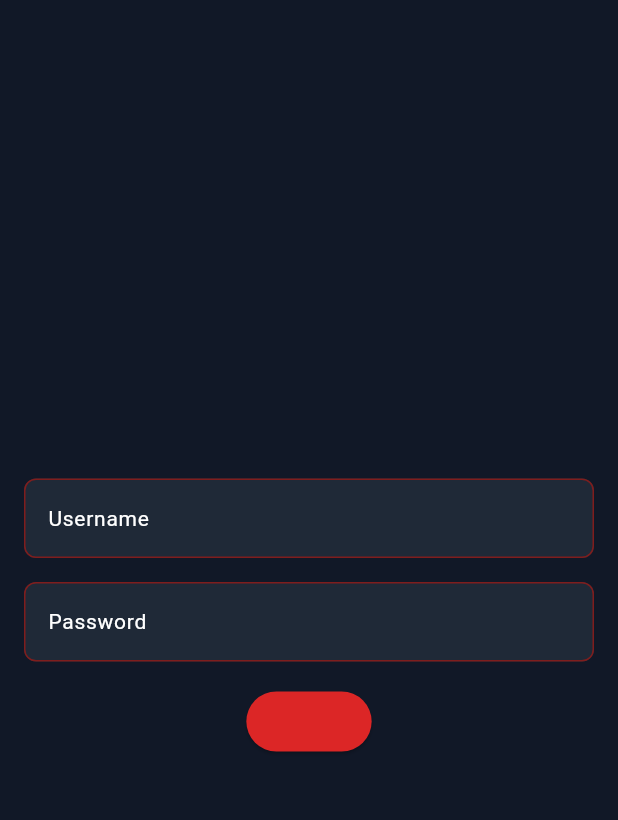
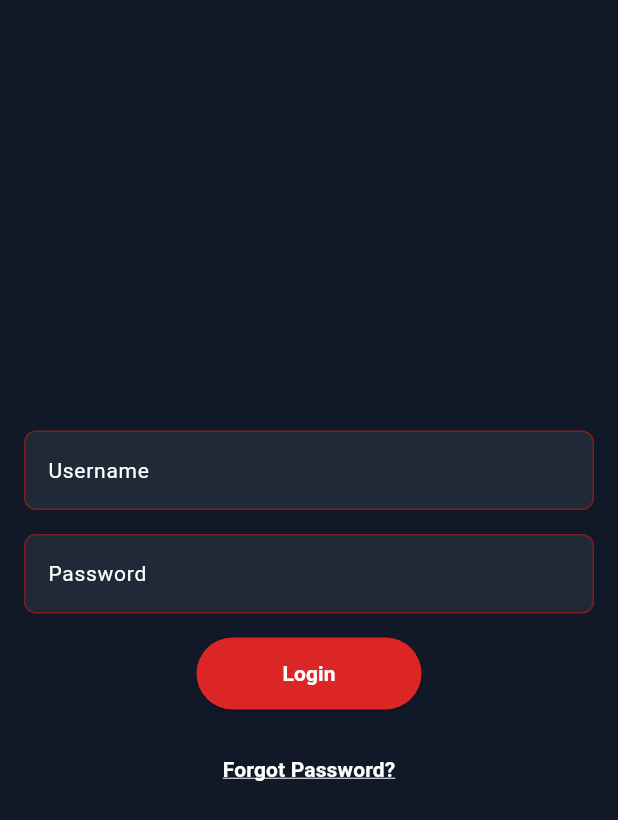
Before and after one commit to Afika-1/corpnet_flut, a Flutter app: the LoginScreen screen opened directly, on a phone screen of 412 x 824 dp. Shown: the top 820 px of the screen. Run offline on Flutter 3.47's test engine with Material 3 defaults, Android fonts, the phone set to English and light mode, and no system bars; network calls fail.

Commit message:
Updated the login page adding forgot password button, fmodified button length and text color, updated splashscreen delay time,

```diff
--- a/lib/screens/login_screen.dart
+++ b/lib/screens/login_screen.dart
@@ -37,9 +37,26 @@ class LoginScreen extends StatelessWidget {
                   // Handle login
                 },
                 style: ElevatedButton.styleFrom(
-                  backgroundColor: const Color(0xFFDC2626), // Use backgroundColor instead of primary
+                  backgroundColor: const Color(0xFFDC2626), // Button background color
+                   minimumSize: const Size(150, 48),
                 ),
-                child: const Text('Login'),
+                child: const Text(
+                  'Login',
+                  style: TextStyle(color: Colors.white), // Set text color to white
+                ),
+              ),
+              const SizedBox(height: 16),
+              TextButton(
+                onPressed: () {
+                  // Handle forgot password action
+                },
+                child: const Text(
+                  'Forgot Password?',
+                  style: TextStyle(
+                    color: Colors.white, // Set text color to white
+                    decoration: TextDecoration.underline, // Underline the text
+                  ),
+                ),
               ),
             ],
           ),
--- a/lib/screens/post_screen.dart
+++ b/lib/screens/post_screen.dart
@@ -1,7 +1,7 @@
 import 'package:flutter/material.dart';
 
 class PostPage extends StatefulWidget {
-  const PostPage({Key? key}) : super(key: key);
+  const PostPage({super.key});
 
   @override
   State<PostPage> createState() => _PostPageState();
--- a/lib/widgets/splash_screen.dart
+++ b/lib/widgets/splash_screen.dart
@@ -1,6 +1,5 @@
 import 'package:flutter/material.dart';
 import 'dart:async';
-
 import '../screens/home_screen.dart'; // Import your home screen
 
 void main() {
@@ -8,7 +7,7 @@ void main() {
 }
 
 class MyApp extends StatelessWidget {
-  const MyApp({Key? key}) : super(key: key);
+  const MyApp({super.key});
 
   @override
   Widget build(BuildContext context) {
@@ -55,7 +54,7 @@ class MyApp extends StatelessWidget {
 }
 
 class SplashScreen extends StatefulWidget {
-  const SplashScreen({Key? key}) : super(key: key);
+  const SplashScreen({super.key});
 
   @override
   _SplashScreenState createState() => _SplashScreenState();
```
Also changed, not shown: lib/main.dart (+9 -2 lines), lib/screens/home_screen.dart (+30 -30 lines).
